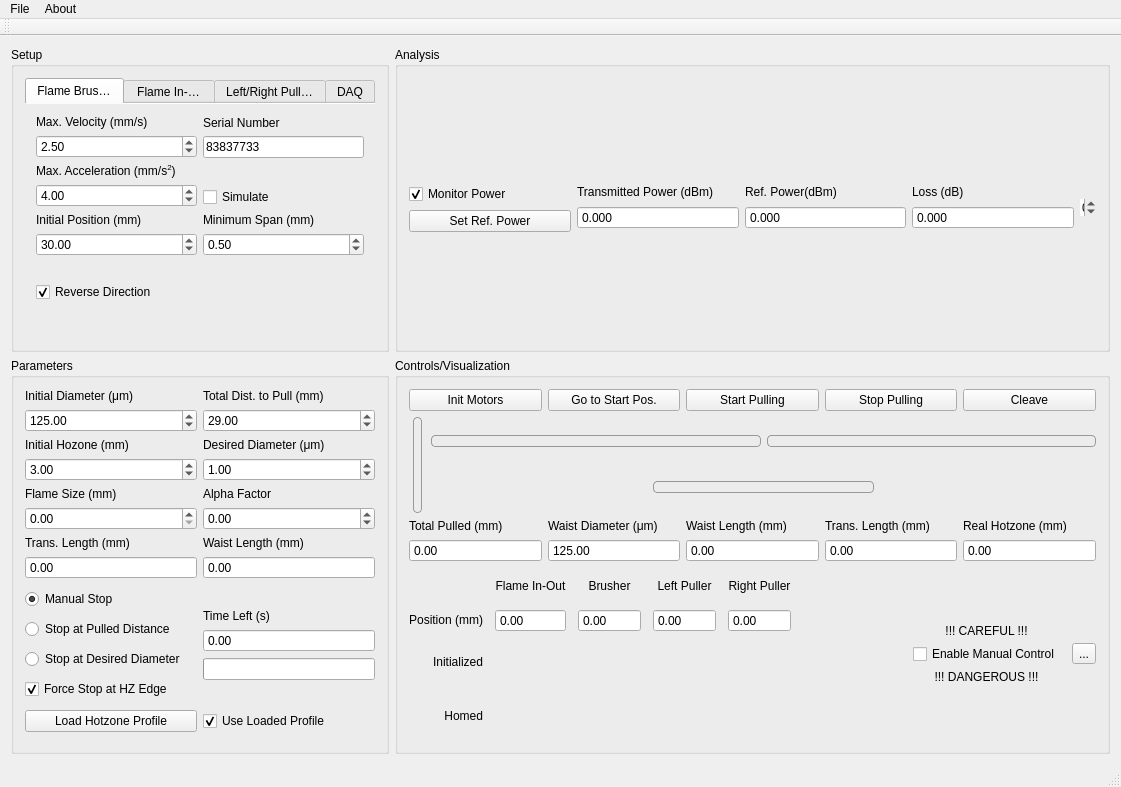
Qt form TaperPulling/resources/mainwindow.ui (pfjarschel/TaperPullingPro) before a commit.
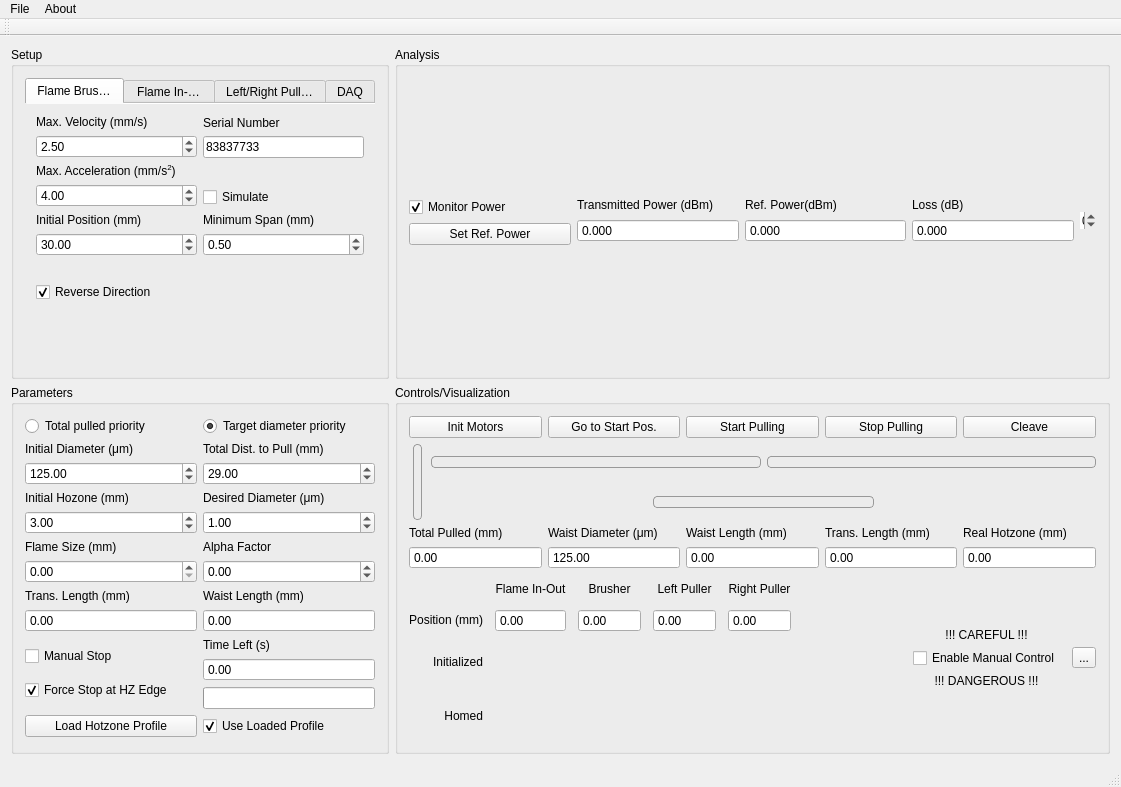
The same form after that commit. Icons and pictures are not drawn.

Commit message: Add recalculation function

The edit to the form file:
```diff
--- a/TaperPulling/resources/mainwindow.ui
+++ b/TaperPulling/resources/mainwindow.ui
@@ -49,7 +49,31 @@
        <string>Parameters</string>
       </property>
       <layout class="QGridLayout" name="gridLayout_3">
-       <item row="3" column="1">
+       <item row="3" column="0">
+        <layout class="QVBoxLayout" name="verticalLayout_8">
+         <item>
+          <widget class="QLabel" name="label_8">
+           <property name="text">
+            <string>&lt;html&gt;&lt;head/&gt;&lt;body&gt;&lt;p&gt;Flame Size (mm)&lt;/p&gt;&lt;/body&gt;&lt;/html&gt;</string>
+           </property>
+          </widget>
+         </item>
+         <item>
+          <widget class="QDoubleSpinBox" name="fSizeSpin">
+           <property name="keyboardTracking">
+            <bool>false</bool>
+           </property>
+           <property name="maximum">
+            <double>10.000000000000000</double>
+           </property>
+           <property name="value">
+            <double>0.000000000000000</double>
+           </property>
+          </widget>
+         </item>
+        </layout>
+       </item>
+       <item row="4" column="1">
         <layout class="QVBoxLayout" name="verticalLayout_28">
          <property name="bottomMargin">
           <number>0</number>
@@ -76,7 +100,7 @@
          </item>
         </layout>
        </item>
-       <item row="3" column="0">
+       <item row="4" column="0">
         <layout class="QVBoxLayout" name="verticalLayout_27">
          <item>
           <widget class="QLabel" name="label_26">
@@ -100,31 +124,91 @@
          </item>
         </layout>
        </item>
-       <item row="2" column="0">
-        <layout class="QVBoxLayout" name="verticalLayout_8">
+       <item row="6" column="1">
+        <widget class="QCheckBox" name="useProfileCheck">
+         <property name="text">
+          <string>Use Loaded Profile</string>
+         </property>
+         <property name="checked">
+          <bool>true</bool>
+         </property>
+        </widget>
+       </item>
+       <item row="7" column="0">
+        <spacer name="verticalSpacer_10">
+         <property name="orientation">
+          <enum>Qt::Vertical</enum>
+         </property>
+         <property name="sizeHint" stdset="0">
+          <size>
+           <width>20</width>
+           <height>40</height>
+          </size>
+         </property>
+        </spacer>
+       </item>
+       <item row="6" column="0">
+        <widget class="QPushButton" name="loadHZBut">
+         <property name="text">
+          <string>Load Hotzone Profile</string>
+         </property>
+        </widget>
+       </item>
+       <item row="1" column="0">
+        <layout class="QVBoxLayout" name="verticalLayout_3">
          <item>
-          <widget class="QLabel" name="label_8">
+          <widget class="QLabel" name="label_3">
            <property name="text">
-            <string>&lt;html&gt;&lt;head/&gt;&lt;body&gt;&lt;p&gt;Flame Size (mm)&lt;/p&gt;&lt;/body&gt;&lt;/html&gt;</string>
+            <string>&lt;html&gt;&lt;head/&gt;&lt;body&gt;&lt;p&gt;Initial Diameter (μm)&lt;/p&gt;&lt;/body&gt;&lt;/html&gt;</string>
            </property>
           </widget>
          </item>
          <item>
-          <widget class="QDoubleSpinBox" name="fSizeSpin">
+          <widget class="QDoubleSpinBox" name="d0Spin">
            <property name="keyboardTracking">
             <bool>false</bool>
            </property>
+           <property name="minimum">
+            <double>0.010000000000000</double>
+           </property>
            <property name="maximum">
-            <double>10.000000000000000</double>
+            <double>1000.000000000000000</double>
            </property>
            <property name="value">
-            <double>0.000000000000000</double>
+            <double>125.000000000000000</double>
            </property>
           </widget>
          </item>
         </layout>
        </item>
        <item row="1" column="1">
+        <layout class="QVBoxLayout" name="verticalLayout_5">
+         <item>
+          <widget class="QLabel" name="label_5">
+           <property name="text">
+            <string>&lt;html&gt;&lt;head/&gt;&lt;body&gt;&lt;p&gt;Total Dist. to Pull (mm)&lt;/p&gt;&lt;/body&gt;&lt;/html&gt;</string>
+           </property>
+          </widget>
+         </item>
+         <item>
+          <widget class="QDoubleSpinBox" name="x0Spin">
+           <property name="keyboardTracking">
+            <bool>false</bool>
+           </property>
+           <property name="minimum">
+            <double>1.000000000000000</double>
+           </property>
+           <property name="maximum">
+            <double>200.000000000000000</double>
+           </property>
+           <property name="value">
+            <double>29.000000000000000</double>
+           </property>
+          </widget>
+         </item>
+        </layout>
+       </item>
+       <item row="2" column="1">
         <layout class="QVBoxLayout" name="verticalLayout_4">
          <item>
           <widget class="QLabel" name="label_4">
@@ -151,7 +235,34 @@
          </item>
         </layout>
        </item>
-       <item row="1" column="0">
+       <item row="5" column="0">
+        <layout class="QVBoxLayout" name="verticalLayout_9">
+         <item>
+          <widget class="QCheckBox" name="manualStopRadio">
+           <property name="text">
+            <string>Manual Stop</string>
+           </property>
+           <property name="checked">
+            <bool>false</bool>
+           </property>
+          </widget>
+         </item>
+         <item>
+          <widget class="QCheckBox" name="edgeStopCheck">
+           <property name="text">
+            <string>Force Stop at HZ Edge</string>
+           </property>
+           <property name="checked">
+            <bool>true</bool>
+           </property>
+           <property name="tristate">
+            <bool>true</bool>
+           </property>
+          </widget>
+         </item>
+        </layout>
+       </item>
+       <item row="2" column="0">
         <layout class="QVBoxLayout" name="verticalLayout_7">
          <item>
           <widget class="QLabel" name="label_7">
@@ -175,34 +286,20 @@
          </item>
         </layout>
        </item>
-       <item row="0" column="0">
-        <layout class="QVBoxLayout" name="verticalLayout_3">
-         <item>
-          <widget class="QLabel" name="label_3">
-           <property name="text">
-            <string>&lt;html&gt;&lt;head/&gt;&lt;body&gt;&lt;p&gt;Initial Diameter (μm)&lt;/p&gt;&lt;/body&gt;&lt;/html&gt;</string>
-           </property>
-          </widget>
-         </item>
-         <item>
-          <widget class="QDoubleSpinBox" name="d0Spin">
-           <property name="keyboardTracking">
-            <bool>false</bool>
-           </property>
-           <property name="minimum">
-            <double>0.010000000000000</double>
-           </property>
-           <property name="maximum">
-            <double>1000.000000000000000</double>
-           </property>
-           <property name="value">
-            <double>125.000000000000000</double>
-           </property>
-          </widget>
-         </item>
-        </layout>
+       <item row="7" column="1">
+        <spacer name="verticalSpacer_11">
+         <property name="orientation">
+          <enum>Qt::Vertical</enum>
+         </property>
+         <property name="sizeHint" stdset="0">
+          <size>
+           <width>20</width>
+           <height>40</height>
+          </size>
+         </property>
+        </spacer>
        </item>
-       <item row="2" column="1">
+       <item row="3" column="1">
         <layout class="QVBoxLayout" name="verticalLayout_6">
          <item>
           <widget class="QLabel" name="label_6">
@@ -232,48 +329,8 @@
          </item>
         </layout>
        </item>
-       <item row="0" column="1">
-        <layout class="QVBoxLayout" name="verticalLayout_5">
-         <item>
-          <widget class="QLabel" name="label_5">
-           <property name="text">
-            <string>&lt;html&gt;&lt;head/&gt;&lt;body&gt;&lt;p&gt;Total Dist. to Pull (mm)&lt;/p&gt;&lt;/body&gt;&lt;/html&gt;</string>
-           </property>
-          </widget>
-         </item>
-         <item>
-          <widget class="QDoubleSpinBox" name="x0Spin">
-           <property name="keyboardTracking">
-            <bool>false</bool>
-           </property>
-           <property name="minimum">
-            <double>1.000000000000000</double>
-           </property>
-           <property name="maximum">
-            <double>200.000000000000000</double>
-           </property>
-           <property name="value">
-            <double>29.000000000000000</double>
-           </property>
-          </widget>
-         </item>
-        </layout>
-       </item>
-       <item row="4" column="1">
+       <item row="5" column="1">
         <layout class="QVBoxLayout" name="verticalLayout_42">
-         <item>
-          <spacer name="verticalSpacer_9">
-           <property name="orientation">
-            <enum>Qt::Vertical</enum>
-           </property>
-           <property name="sizeHint" stdset="0">
-            <size>
-             <width>20</width>
-             <height>40</height>
-            </size>
-           </property>
-          </spacer>
-         </item>
          <item>
           <widget class="QLabel" name="label_36">
            <property name="text">
@@ -310,105 +367,32 @@
            </property>
           </widget>
          </item>
-         <item>
-          <spacer name="verticalSpacer_8">
-           <property name="orientation">
-            <enum>Qt::Vertical</enum>
-           </property>
-           <property name="sizeHint" stdset="0">
-            <size>
-             <width>20</width>
-             <height>40</height>
-            </size>
-           </property>
-          </spacer>
-         </item>
         </layout>
        </item>
-       <item row="4" column="0">
-        <layout class="QVBoxLayout" name="verticalLayout_9">
+       <item row="0" column="0" colspan="2">
+        <layout class="QHBoxLayout" name="horizontalLayout_16">
+         <property name="topMargin">
+          <number>0</number>
+         </property>
          <item>
-          <widget class="QRadioButton" name="manualStopRadio">
+          <widget class="QRadioButton" name="distPriorRadio">
            <property name="text">
-            <string>Manual Stop</string>
+            <string>Total pulled priority</string>
            </property>
-           <property name="checked">
-            <bool>true</bool>
-           </property>
           </widget>
          </item>
          <item>
-          <widget class="QRadioButton" name="distStopRadio">
+          <widget class="QRadioButton" name="diamPriorRadio">
            <property name="text">
-            <string>Stop at Pulled Distance</string>
+            <string>Target diameter priority</string>
            </property>
-          </widget>
-         </item>
-         <item>
-          <widget class="QRadioButton" name="diamStopRadio">
-           <property name="text">
-            <string>Stop at Desired Diameter</string>
-           </property>
-          </widget>
-         </item>
-         <item>
-          <widget class="QCheckBox" name="edgeStopCheck">
-           <property name="text">
-            <string>Force Stop at HZ Edge</string>
-           </property>
            <property name="checked">
             <bool>true</bool>
            </property>
-           <property name="tristate">
-            <bool>true</bool>
-           </property>
           </widget>
          </item>
         </layout>
        </item>
-       <item row="5" column="0">
-        <widget class="QPushButton" name="loadHZBut">
-         <property name="text">
-          <string>Load Hotzone Profile</string>
-         </property>
-        </widget>
-       </item>
-       <item row="5" column="1">
-        <widget class="QCheckBox" name="useProfileCheck">
-         <property name="text">
-          <string>Use Loaded Profile</string>
-         </property>
-         <property name="checked">
-          <bool>true</bool>
-         </property>
-        </widget>
-       </item>
-       <item row="6" column="0">
-        <spacer name="verticalSpacer_10">
-         <property name="orientation">
-          <enum>Qt::Vertical</enum>
-         </property>
-         <property name="sizeHint" stdset="0">
-          <size>
-           <width>20</width>
-           <height>40</height>
-          </size>
-         </property>
-        </spacer>
-       </item>
-       <item row="6" column="1">
-        <spacer name="verticalSpacer_11">
-         <property name="orientation">
-          <enum>Qt::Vertical</enum>
-         </property>
-         <property name="sizeHint" stdset="0">
-          <size>
-           <width>20</width>
-           <height>40</height>
-          </size>
-         </property>
-        </spacer>
-       </item>
       </layout>
      </widget>
     </item>
@@ -1642,19 +1626,6 @@
        <string>Setup</string>
       </property>
       <layout class="QGridLayout" name="gridLayout_4">
-       <item row="2" column="0">
-        <spacer name="verticalSpacer">
-         <property name="orientation">
-          <enum>Qt::Vertical</enum>
-         </property>
-         <property name="sizeHint" stdset="0">
-          <size>
-           <width>20</width>
-           <height>40</height>
-          </size>
-         </property>
-        </spacer>
-       </item>
        <item row="1" column="0">
         <widget class="QTabWidget" name="tabWidget">
          <property name="sizePolicy">
@@ -2544,6 +2515,19 @@
          </widget>
         </widget>
        </item>
+       <item row="2" column="0">
+        <spacer name="verticalSpacer">
+         <property name="orientation">
+          <enum>Qt::Vertical</enum>
+         </property>
+         <property name="sizeHint" stdset="0">
+          <size>
+           <width>20</width>
+           <height>40</height>
+          </size>
+         </property>
+        </spacer>
+       </item>
       </layout>
      </widget>
     </item>
```
The commit also changes 2 other files.
